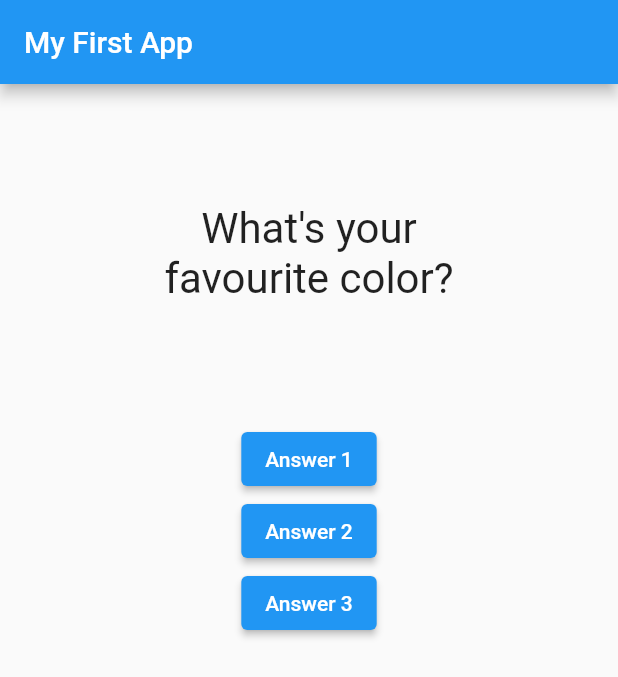
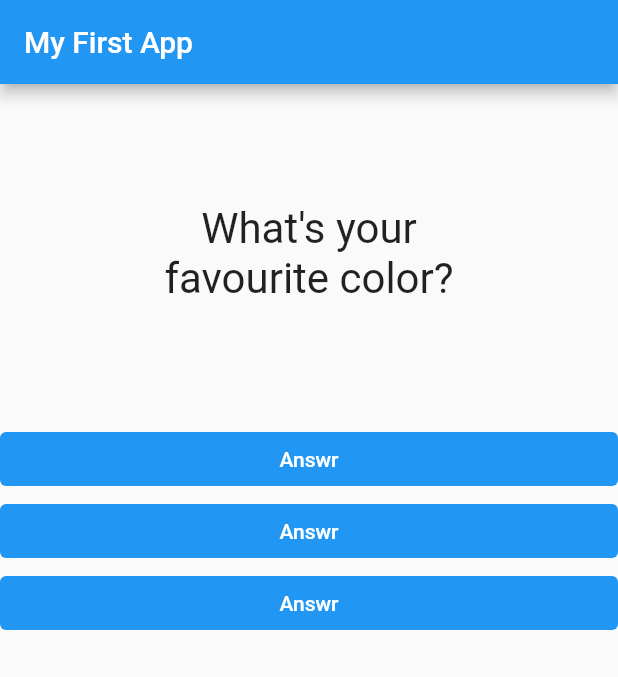
Before and after one commit to delwinbest/flutter_complete_guide, a Flutter app: the screen it shows after launch, on a phone screen of 412 x 824 dp. Shown: the top 677 px of the screen. Run offline on Flutter 3.47's test engine with Material 2 defaults, Android fonts, the phone set to English and light mode, and no system bars.

Commit message:
moved Answer Button to own widget with callback

```diff
--- /dev/null
+++ b/lib/answer.dart
@@ -0,0 +1,21 @@
+import 'package:flutter/material.dart';
+
+class Answer extends StatelessWidget {
+  final VoidCallback selectHandler;
+  const Answer(this.selectHandler);
+
+  @override
+  Widget build(BuildContext context) {
+    return Container(
+      width: double.infinity,
+      child: TextButton(
+        child: Text('Answr'),
+        onPressed: selectHandler,
+        style: ButtonStyle(
+          backgroundColor: MaterialStateProperty.all<Color>(Colors.blue),
+          foregroundColor: MaterialStateProperty.all<Color>(Colors.white),
+        ),
+      ),
+    );
+  }
+}
--- a/lib/main.dart
+++ b/lib/main.dart
@@ -1,4 +1,5 @@
 import 'package:flutter/material.dart';
+import 'package:flutter_complete_guide/answer.dart';
 import 'question.dart';
 
 // void main() {
@@ -13,9 +14,15 @@ class MyApp extends StatefulWidget {
 }
 
 class _MyAppState extends State<MyApp> {
+  var questions = [
+    'What\'s your favourite color?',
+    'What\'s your favourite animal?',
+    'What\'s your favourite food?'
+  ];
   var _questionIndex = 0;
 
-  answerQuestion(int arrLength) {
+  _answerQuestion() {
+    int arrLength = questions.length;
     this.setState(() {
       if (_questionIndex == arrLength - 1) {
         _questionIndex = 0;
@@ -28,11 +35,6 @@ class _MyAppState extends State<MyApp> {
 
   @override
   Widget build(BuildContext context) {
-    var questions = [
-      'What\'s your favourite color?',
-      'What\'s your favourite animal?',
-      'What\'s your favourite food?'
-    ];
     return MaterialApp(
       home: Scaffold(
         appBar: AppBar(
@@ -40,15 +42,9 @@ class _MyAppState extends State<MyApp> {
         ),
         body: Column(children: [
           Question(questions.elementAt(_questionIndex)),
-          ElevatedButton(
-              child: Text("Answer 1"),
-              onPressed: () => answerQuestion(questions.length)),
-          ElevatedButton(
-              child: Text("Answer 2"),
-              onPressed: () => answerQuestion(questions.length)),
-          ElevatedButton(
-              child: Text("Answer 3"),
-              onPressed: () => answerQuestion(questions.length)),
+          Answer(_answerQuestion),
+          Answer(_answerQuestion),
+          Answer(_answerQuestion),
         ]),
       ),
     );
```
